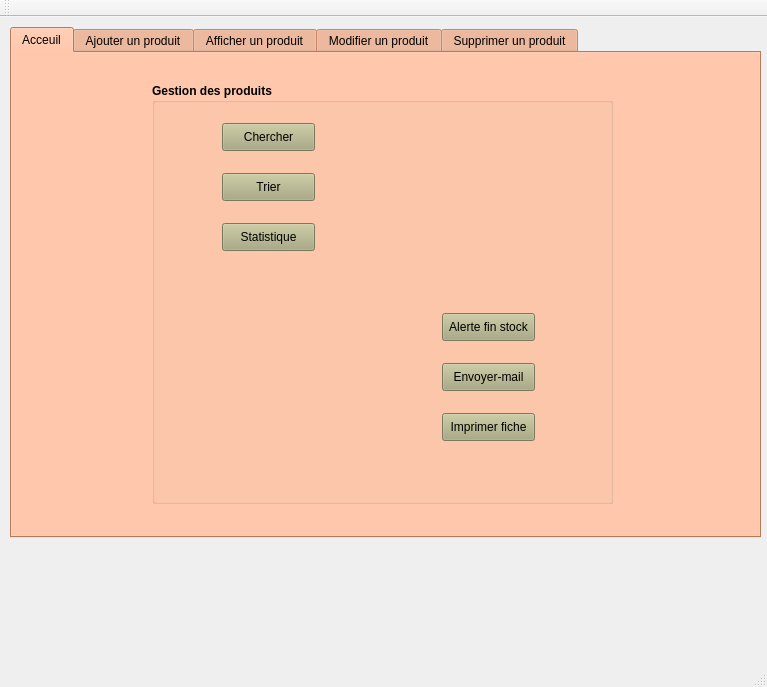
The window that mainwindow.ui (anwar448/projet_cpp_2A) describes before a commit, drawn with Qt 5.
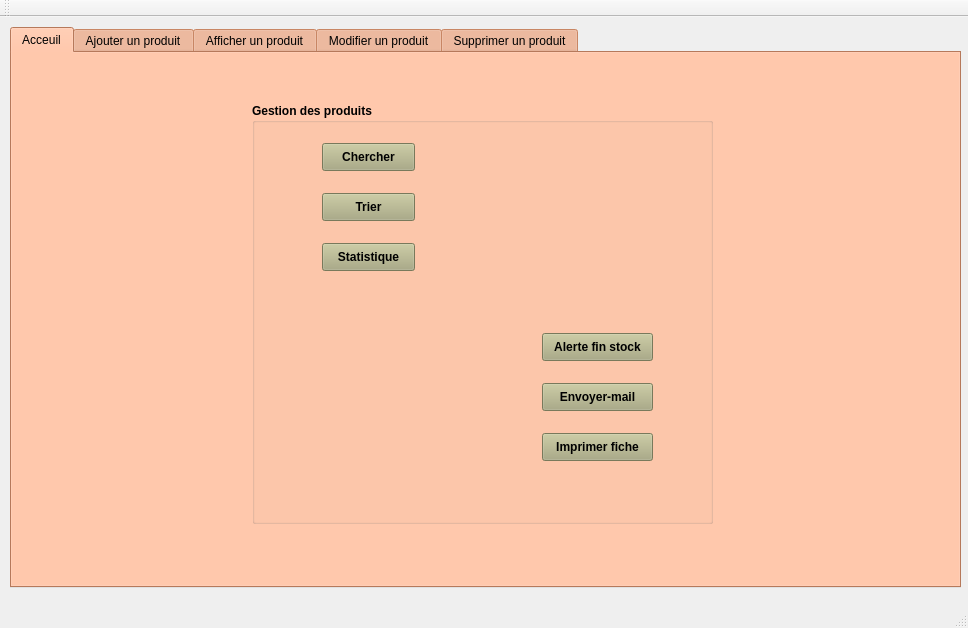
The same window after the commit. The open tabs and pages were chosen to show the change.

Patch:
```diff
--- a/mainwindow.ui
+++ b/mainwindow.ui
@@ -6,8 +6,8 @@
    <rect>
     <x>0</x>
     <y>0</y>
-    <width>767</width>
-    <height>687</height>
+    <width>968</width>
+    <height>628</height>
    </rect>
   </property>
   <property name="windowTitle">
@@ -19,8 +19,8 @@
      <rect>
       <x>10</x>
       <y>10</y>
-      <width>751</width>
-      <height>511</height>
+      <width>951</width>
+      <height>561</height>
      </rect>
     </property>
     <property name="palette">
@@ -475,8 +475,8 @@
      <widget class="QGroupBox" name="groupBox">
       <property name="geometry">
        <rect>
-        <x>140</x>
-        <y>30</y>
+        <x>240</x>
+        <y>50</y>
         <width>461</width>
         <height>421</height>
        </rect>
@@ -943,8 +943,8 @@
        </property>
        <property name="font">
         <font>
-         <weight>50</weight>
-         <bold>false</bold>
+         <weight>75</weight>
+         <bold>true</bold>
         </font>
        </property>
        <property name="text">
@@ -962,8 +962,8 @@
        </property>
        <property name="font">
         <font>
-         <weight>50</weight>
-         <bold>false</bold>
+         <weight>75</weight>
+         <bold>true</bold>
         </font>
        </property>
        <property name="text">
@@ -981,8 +981,8 @@
        </property>
        <property name="font">
         <font>
-         <weight>50</weight>
-         <bold>false</bold>
+         <weight>75</weight>
+         <bold>true</bold>
         </font>
        </property>
        <property name="text">
@@ -994,14 +994,14 @@
         <rect>
          <x>290</x>
          <y>330</y>
-         <width>93</width>
+         <width>111</width>
          <height>28</height>
         </rect>
        </property>
        <property name="font">
         <font>
-         <weight>50</weight>
-         <bold>false</bold>
+         <weight>75</weight>
+         <bold>true</bold>
         </font>
        </property>
        <property name="text">
@@ -1013,14 +1013,14 @@
         <rect>
          <x>290</x>
          <y>280</y>
-         <width>93</width>
+         <width>111</width>
          <height>28</height>
         </rect>
        </property>
        <property name="font">
         <font>
-         <weight>50</weight>
-         <bold>false</bold>
+         <weight>75</weight>
+         <bold>true</bold>
         </font>
        </property>
        <property name="text">
@@ -1032,14 +1032,14 @@
         <rect>
          <x>290</x>
          <y>230</y>
-         <width>93</width>
+         <width>111</width>
          <height>28</height>
         </rect>
        </property>
        <property name="font">
         <font>
-         <weight>50</weight>
-         <bold>false</bold>
+         <weight>75</weight>
+         <bold>true</bold>
         </font>
        </property>
        <property name="text">
```
Left out of the diff: 38 changed lines with no effect on the pictures.
